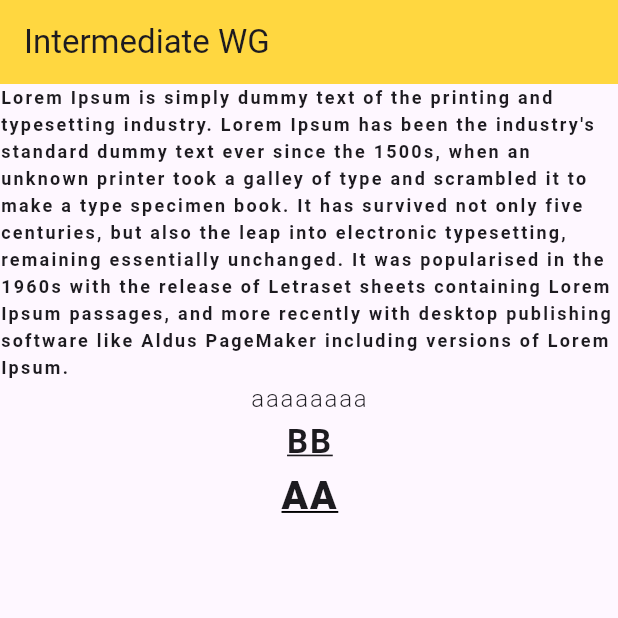
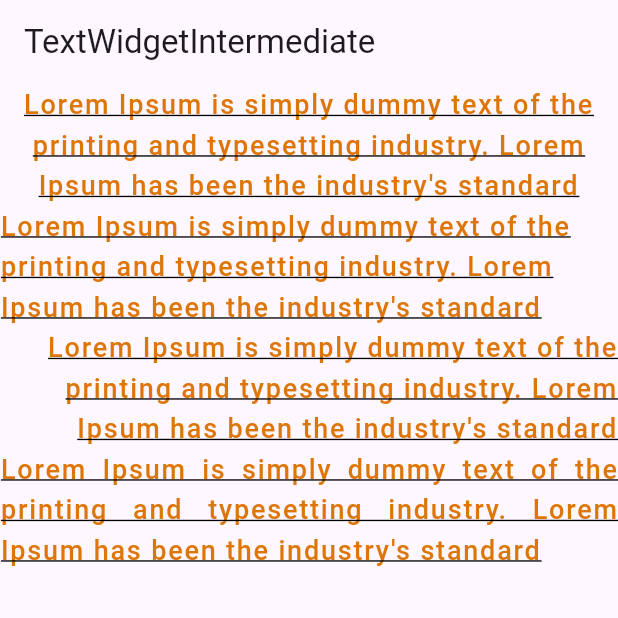
Before and after one commit to symonpum/Flutter_Training, a Flutter app: the TextWidgetIntermediate screen opened directly, on a phone screen of 412 x 824 dp, the top half of it. Run offline on Flutter 3.47's test engine with Material 3 defaults, Android fonts, the phone set to English and light mode, and no system bars; network calls fail.

```diff
--- /dev/null
+++ b/flutter_demo1/lib/images/image_widget.dart
@@ -0,0 +1,42 @@
+import 'package:flutter/material.dart';
+
+void main() {
+  runApp(MaterialApp(home: ImageWidgetBasic()));
+}
+
+class ImageWidgetBasic extends StatelessWidget {
+  const ImageWidgetBasic({super.key});
+
+  @override
+  Widget build(BuildContext context) {
+    return Scaffold(
+      appBar: AppBar(title: Text("Image Widget Basic")),
+      body: Column(
+        children: [
+          Image.asset('assets/images/mice.jpeg'),
+          Image.network('https://picsum.photos/id/237/300/200', width: 220),
+          Image.network(
+            'https://picsum.photos/400/300?grayscale&blur=2',
+            width: 220,
+            //If error link:
+            errorBuilder: (context, error, stackTrace) {
+              return Text("Error");
+            },
+            //Loading Check:
+            loadingBuilder:
+                (
+                  BuildContext context,
+                  Widget child,
+                  ImageChunkEvent? loadingProgress,
+                ) {
+                  if (loadingProgress == null) {
+                    return child;
+                  }
+                  return CircularProgressIndicator();
+                },
+          ),
+        ],
+      ),
+    );
+  }
+}
--- a/flutter_demo1/lib/text_widget/text_widget_Intermediate.dart
+++ b/flutter_demo1/lib/text_widget/text_widget_Intermediate.dart
@@ -1,70 +1,75 @@
 import 'package:flutter/material.dart';
 
-void main(List<String> args){
-  runApp(
-    MaterialApp(
-      home: TextWidgetIntermediate(),
-    )
-  );
+void main(List<String> args) {
+  runApp(MaterialApp(home: TextWidgetIntermediate()));
 }
-class TextWidgetIntermediate extends StatelessWidget{
-  const TextWidgetIntermediate({super: key});
+
+class TextWidgetIntermediate extends StatelessWidget {
+  const TextWidgetIntermediate({super.key});
 
   @override
-  Widget build(BuildContext context){
+  Widget build(BuildContext context) {
     return Scaffold(
-        appBar: AppBar(
-          backgroundColor: Colors.amberAccent,
-          title: const Text(
-            "Intermediate WG",
-          ),
-        ),
+      appBar: AppBar(title: Text("TextWidgetIntermediate")),
       body: SingleChildScrollView(
         child: Column(
           children: [
             Text(
-                "Lorem Ipsum is simply dummy text of the printing and typesetting industry. Lorem Ipsum has been the industry's standard dummy text ever since the 1500s, when an unknown printer took a galley of type and scrambled it to make a type specimen book. It has survived not only five centuries, but also the leap into electronic typesetting, remaining essentially unchanged. It was popularised in the 1960s with the release of Letraset sheets containing Lorem Ipsum passages, and more recently with desktop publishing software like Aldus PageMaker including versions of Lorem Ipsum.",
+              textAlign: TextAlign.center,
+              "Lorem Ipsum is simply dummy text of the printing and typesetting industry. Lorem Ipsum has been the industry's standard",
               style: TextStyle(
-                    fontSize: 12,
-                    fontWeight: FontWeight.bold,
-                    letterSpacing: 1.5,
-                    height: 1.5,
-                  ),
-                ),
-                Text(
-                  "aaaaaaaa",
-                  style: TextStyle(
-                    fontSize: 16,
-                    fontWeight: FontWeight.w300,
-                    color: Color.fromARGB(0, 0, 128),
-                    letterSpacing: 1.2,
-                    height: 1.5,
-                  ),
-                ),
-                Text(
-                  "BB",
-                  style: TextStyle(
-                    fontSize: 22,
-                    fontWeight: FontWeight.w700,
-                    color: Color(#800000),
-                    letterSpacing: 1.2,
-                    height: 1.5,
-                    decoration: TextDecoration.underline,
-                  ),
-                ),
-                Text(
-                  "AA",
-                  style: TextStyle(
-                    fontSize: 26,
-                    fontWeight: FontWeight.w800,
-                    color: Color(#008000),
+                fontSize: 18,
+                fontWeight: FontWeight.w500,
+                color: Color(0xFFde7607),
                 letterSpacing: 1.2,
                 height: 1.5,
                 decoration: TextDecoration.underline,
                 decorationColor: Colors.black,
                 decorationStyle: TextDecorationStyle.solid,
               ),
-                )
+            ),
+            Text(
+              textAlign: TextAlign.start,
+              "Lorem Ipsum is simply dummy text of the printing and typesetting industry. Lorem Ipsum has been the industry's standard",
+              style: TextStyle(
+                fontSize: 18,
+                fontWeight: FontWeight.w500,
+                color: Color(0xFFde7607),
+                letterSpacing: 1.2,
+                height: 1.5,
+                decoration: TextDecoration.underline,
+                decorationColor: Colors.black,
+                decorationStyle: TextDecorationStyle.solid,
+              ),
+            ),
+            Text(
+              textAlign: TextAlign.end,
+              "Lorem Ipsum is simply dummy text of the printing and typesetting industry. Lorem Ipsum has been the industry's standard",
+              style: TextStyle(
+                fontSize: 18,
+                fontWeight: FontWeight.w500,
+                color: Color(0xFFde7607),
+                letterSpacing: 1.2,
+                height: 1.5,
+                decoration: TextDecoration.underline,
+                decorationColor: Colors.black,
+                decorationStyle: TextDecorationStyle.solid,
+              ),
+            ),
+            Text(
+              textAlign: TextAlign.justify,
+              "Lorem Ipsum is simply dummy text of the printing and typesetting industry. Lorem Ipsum has been the industry's standard",
+              style: TextStyle(
+                fontSize: 18,
+                fontWeight: FontWeight.w500,
+                color: Color(0xFFde7607),
+                letterSpacing: 1.2,
+                height: 1.5,
+                decoration: TextDecoration.underline,
+                decorationColor: Colors.black,
+                decorationStyle: TextDecorationStyle.solid,
+              ),
+            ),
           ],
         ),
       ),
```
Also changed, not shown: flutter_demo1/pubspec.yaml (+7 -0 lines), flutter_demo1/assets/images/mice.jpeg (added), flutter_demo1/pubspec.lock. Lines whose indentation alone changed are shown as unchanged.
